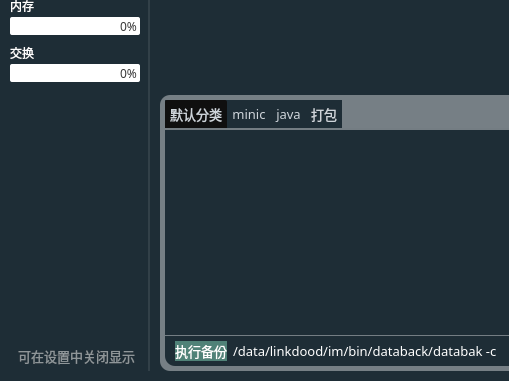
Old version of the form source/sshwidget.ui in the repository HuaGouFdog/Fdog-Kit; both pictures show x 0 to 509 and y 318 to 699 of the 1391 by 699 pixel window.
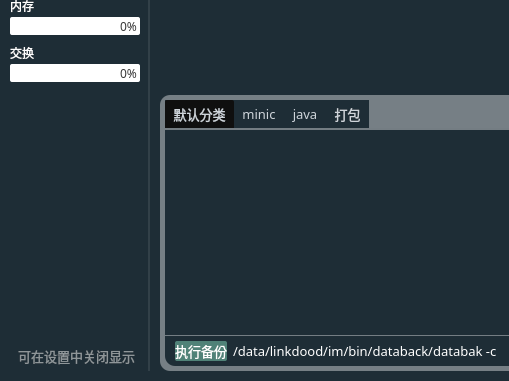
New version of the form. Icons and pictures are not drawn.

```diff
--- a/source/sshwidget.ui
+++ b/source/sshwidget.ui
@@ -1707,6 +1707,22 @@
 	background-color: rgb(255, 255, 255);
 	border-radius: 10px;
 }*/
+QToolButton {
+	color: rgb(255, 255, 255);
+	background-color: rgba(255, 255, 255, 0);
+	border: none;
+}
+
+QToolButton::menu-indicator { 
+	image: None;
+}
+
+ 
+QToolButton:hover {
+	color: rgb(255, 255, 255);
+	background-color: rgba(255, 255, 255, 0);
+	border: none;
+}
 
 QMenu {
 
@@ -1876,17 +1892,17 @@
                </property>
                <widget class="QWidget" name="tab">
                 <attribute name="title">
-                 <string>默认分类</string>
+                 <string> 默认分类 </string>
                 </attribute>
                </widget>
                <widget class="QWidget" name="tab_2">
                 <attribute name="title">
-                 <string>minic</string>
+                 <string> minic </string>
                 </attribute>
                </widget>
                <widget class="QWidget" name="tab_3">
                 <attribute name="title">
-                 <string>java</string>
+                 <string> java </string>
                 </attribute>
                 <widget class="QTextEdit" name="textEdit_2">
                  <property name="geometry">
@@ -1985,7 +2001,7 @@
                </widget>
                <widget class="QWidget" name="tab_4">
                 <attribute name="title">
-                 <string>打包</string>
+                 <string> 打包 </string>
                 </attribute>
                 <widget class="QProgressBar" name="progressBar_swap_2">
                  <property name="geometry">
@@ -2403,7 +2419,8 @@
                   </property>
                   <property name="styleSheet">
                    <string notr="true">background-color: rgb(80, 130, 120);
-color: rgb(255, 255, 255);</string>
+color: rgb(255, 255, 255);
+border-radius: 2px;</string>
                   </property>
                   <property name="lineWidth">
                    <number>1</number>
```
Left out of the diff: 6 changed lines with no effect on the pictures.
